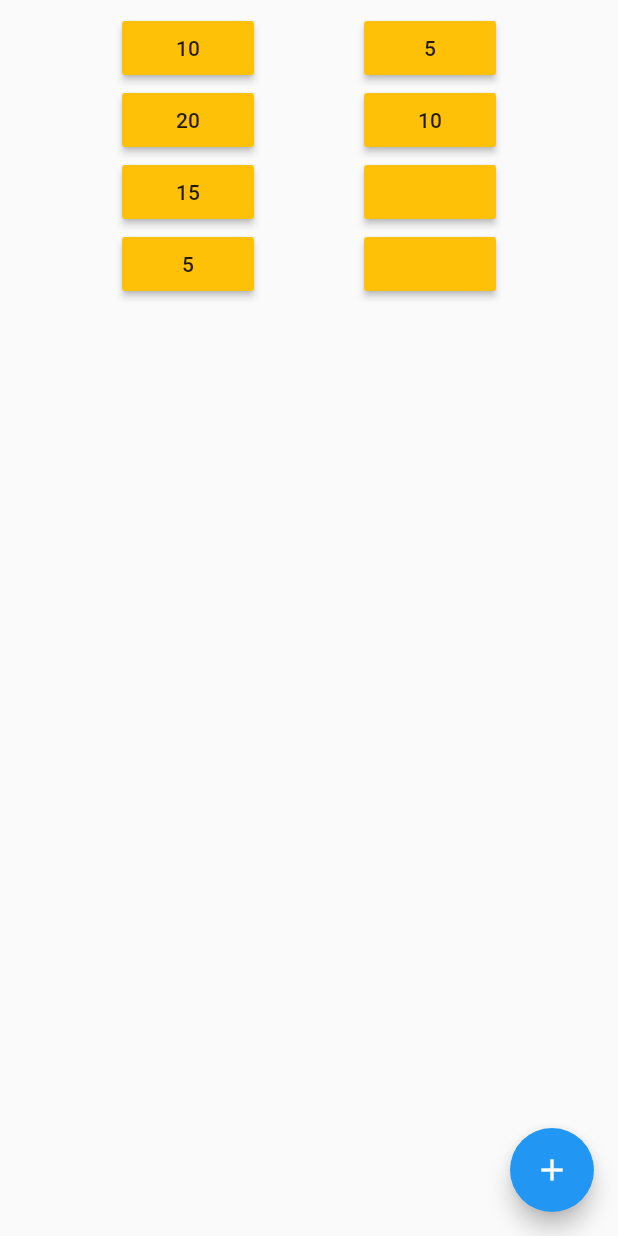
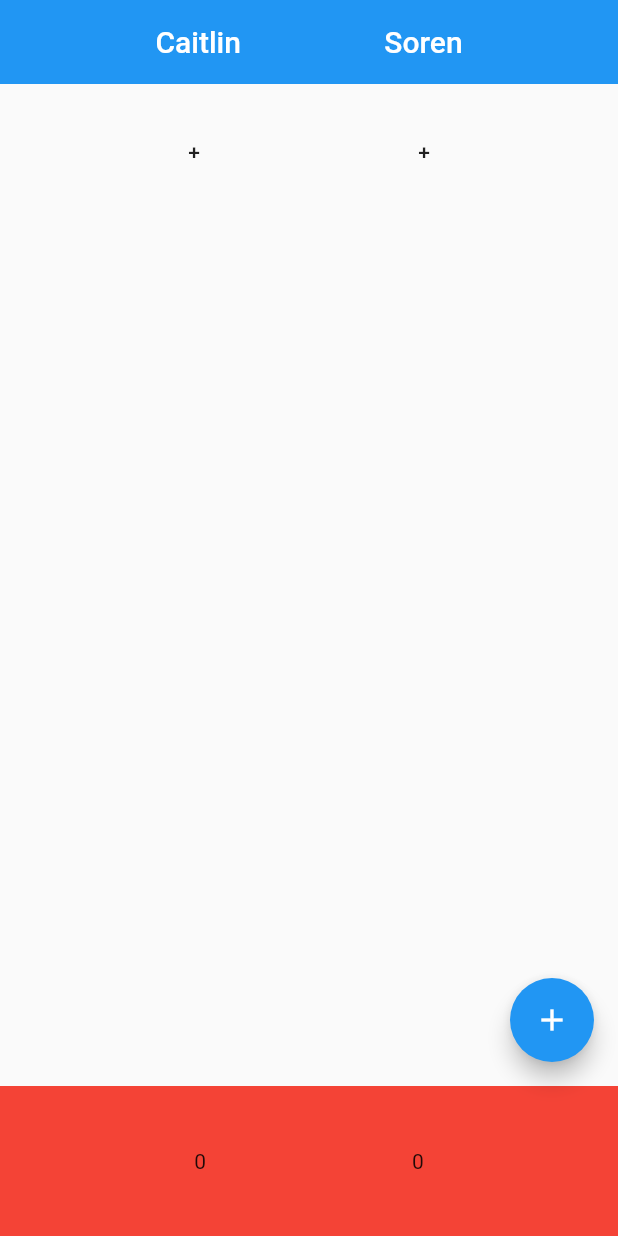
Before and after one commit to sorebear/gamescore, a Flutter app: the screen it shows after launch, on a phone screen of 412 x 824 dp. Run offline on Flutter 3.47's test engine with Material 2 defaults, Android fonts, the phone set to English and light mode, and no system bars.

Commit message:
Added Modal and Scoped Model

```diff
--- a/lib/main.dart
+++ b/lib/main.dart
@@ -1,110 +1,4 @@
 import 'package:flutter/material.dart';
+import 'src/app.dart';
 
-void main() => runApp(MyApp());
-
-class MyApp extends StatelessWidget {
-  // This widget is the root of your application.
-  @override
-  Widget build(BuildContext context) {
-    return MaterialApp(
-      title: 'Flutter Demo',
-      theme: ThemeData(
-        // This is the theme of your application.
-        //
-        // Try running your application with "flutter run". You'll see the
-        // application has a blue toolbar. Then, without quitting the app, try
-        // changing the primarySwatch below to Colors.green and then invoke
-        // "hot reload" (press "r" in the console where you ran "flutter run",
-        // or simply save your changes to "hot reload" in a Flutter IDE).
-        // Notice that the counter didn't reset back to zero; the application
-        // is not restarted.
-        primarySwatch: Colors.blue,
-      ),
-      home: MyHomePage(title: 'Flutter Demo Home Page'),
-    );
-  }
-}
-
-class MyHomePage extends StatefulWidget {
-  MyHomePage({Key key, this.title}) : super(key: key);
-
-  // This widget is the home page of your application. It is stateful, meaning
-  // that it has a State object (defined below) that contains fields that affect
-  // how it looks.
-
-  // This class is the configuration for the state. It holds the values (in this
-  // case the title) provided by the parent (in this case the App widget) and
-  // used by the build method of the State. Fields in a Widget subclass are
-  // always marked "final".
-
-  final String title;
-
-  @override
-  _MyHomePageState createState() => _MyHomePageState();
-}
-
-class _MyHomePageState extends State<MyHomePage> {
-  List<int> _player1Score = [10, 20, 15, 5];
-  List<int> _player2Score = [5, 10];
-
-  int _calculateScore(List<int> numbers) {
-    int _total = 0;
-    numbers.forEach((number) => _total += number);
-    return _total;
-  }
-
-  @override
-  Widget build(BuildContext context) {
-    return Scaffold(
-      body: SafeArea(
-        child: ListView.builder(
-            padding: const EdgeInsets.all(8),
-            itemCount: 4,
-            itemBuilder: (BuildContext context, int index) {
-              return Row(
-                  mainAxisSize: MainAxisSize.max,
-                  mainAxisAlignment: MainAxisAlignment.spaceEvenly,
-                  children: <Widget>[
-                    MaterialButton(
-                      color: Colors.amber,
-                      onPressed: () {},
-                      child: Text(_player1Score.length > index
-                          ? _player1Score[index].toString()
-                          : ''),
-                    ),
-                    MaterialButton(
-                      color: Colors.amber,
-                      onPressed: () {},
-                      child: Text(_player2Score.length > index
-                          ? _player2Score[index].toString()
-                          : ''),
-                    ),
-                  ]);
-            }),
-      ),
-      // bottomNavigationBar: Container(
-      //   color: Colors.red,
-      //   height: 100,
-      //   child: Row(
-      //     children: <Widget>[
-      //       Container(child: Text(_calculateScore(_player1Score).toString())),
-      //       Container(child: Text(_calculateScore(_player2Score).toString())),
-      //     ],
-      //   ),
-      // ),
-      floatingActionButton: FloatingActionButton(
-        onPressed: () {
-          showBottomSheet(
-            context: context,
-            builder: (BuildContext bc) => Container(
-              color: Colors.grey[900],
-              height: 250,
-            ),
-          );
-        },
-        tooltip: 'Increment',
-        child: Icon(Icons.add),
-      ), // This trailing comma makes auto-formatting nicer for build methods.
-    );
-  }
-}
+void main() => runApp(App());
--- a/lib/models/player.dart
+++ /dev/null
@@ -1,8 +0,0 @@
-import 'package:flutter/material.dart';
-
-class Player {
-  final String name;
-  final List<int> score = [];
-
-  Player(this.name);
-}
--- /dev/null
+++ b/lib/src/app.dart
@@ -0,0 +1,19 @@
+import 'package:flutter/material.dart';
+import 'package:scoped_model/scoped_model.dart';
+
+import 'screens/home.dart';
+import 'scoped_models/players_model.dart';
+
+class App extends StatelessWidget {
+  @override
+  Widget build(BuildContext context) {
+    return ScopedModel<PlayersModel>(
+      model: PlayersModel(),
+      child: MaterialApp(
+        title: 'Flutter Demo',
+        theme: ThemeData(primarySwatch: Colors.blue),
+        home: HomeScreen(),
+      ),
+    );
+  }
+}
--- /dev/null
+++ b/lib/src/models/player.dart
@@ -0,0 +1,29 @@
+class Player {
+  final String _name;
+  List<int> _score = [];
+
+  Player(this._name);
+
+  // Getters
+  String get name => _name;
+  List<int> get score => _score;
+  int get numOfTallys => _score.length;
+  int get totalScore => _calculateTotalScore();
+
+  // Setters
+  set add(int number) => _score = _score..add(number);
+
+  String numberAtIndex(index) {
+    if (index < _score.length) {
+      return _score[index].toString();
+    }
+
+    return '';
+  }
+
+  int _calculateTotalScore() {
+    int _total = 0;
+    _score.forEach((number) => _total += number);
+    return _total;
+  }
+}
--- /dev/null
+++ b/lib/src/scoped_models/players_model.dart
@@ -0,0 +1,24 @@
+import 'package:scoped_model/scoped_model.dart';
+import '../models/player.dart';
+
+class PlayersModel extends Model {
+  List<Player> _players = [
+    Player('Caitlin'),
+    Player('Soren'),
+  ];
+
+  List<Player> get players => _players;
+  int get longestListLength => _longestListLengh();
+
+
+  int _longestListLengh() {
+    int _longestList = 0;
+    _players.forEach((player) {
+      if (player.numOfTallys > _longestList) {
+        _longestList = player.numOfTallys;
+      }
+    });
+
+    return _longestList;
+  }
+}
--- /dev/null
+++ b/lib/src/screens/home.dart
@@ -0,0 +1,106 @@
+import 'package:flutter/material.dart';
+import 'package:scoped_model/scoped_model.dart';
+
+import '../widgets/add_dialog.dart';
+import '../models/player.dart';
+import '../scoped_models/players_model.dart';
+
+class HomeScreen extends StatelessWidget {
+
+  List<Widget> _renderButtons(int index, PlayersModel model, context) {
+    return model.players.map((Player player) {
+      return MaterialButton(
+        // color: Colors.amber,
+        onPressed: () {
+          showDialog(
+            context: context,
+            builder: (BuildContext context) => AddDialog(player.name),
+          );
+        },
+        child: index < model.longestListLength
+            ? Text(player.numberAtIndex(index))
+            : Text('+'),
+      );
+    }).toList();
+  }
+
+  List<Widget> _renderTotalScores(PlayersModel model) {
+    return model.players.map((Player player) {
+      return Container(
+        padding: EdgeInsets.all(8),
+        child: Text(player.totalScore.toString()),
+      );
+    }).toList();
+  }
+
+  List<Widget> _renderNames(PlayersModel model) {
+    return model.players.map((Player player) {
+      return Container(
+        padding: EdgeInsets.all(8),
+        child: Text(player.name),
+      );
+    }).toList();
+  }
+
+  @override
+  Widget build(BuildContext context) {
+    return ScopedModelDescendant<PlayersModel>(
+        builder: (BuildContext context, child, PlayersModel model) {
+      return Scaffold(
+        body: SafeArea(
+          child: CustomScrollView(
+            slivers: <Widget>[
+              SliverAppBar(
+                pinned: true,
+                expandedHeight: 50,
+                title: Row(
+                  mainAxisAlignment: MainAxisAlignment.spaceEvenly,
+                  mainAxisSize: MainAxisSize.max,
+                  children: _renderNames(model),
+                ),
+              ),
+              SliverPadding(
+                padding: EdgeInsets.all(20.0),
+                sliver: SliverFixedExtentList(
+                  itemExtent: 50,
+                  delegate: SliverChildBuilderDelegate(
+                    (BuildContext context, int index) {
+                      return Row(
+                        mainAxisSize: MainAxisSize.max,
+                        mainAxisAlignment: MainAxisAlignment.spaceEvenly,
+                        children: _renderButtons(index, model, context),
+                      );
+                    },
+                    childCount: model.longestListLength + 1,
+                  ),
+                ),
+              )
+            ],
+          ),
+        ),
+        bottomNavigationBar: Container(
+          color: Colors.red,
+          height: 100,
+          child: Row(
+            mainAxisSize: MainAxisSize.max,
+            mainAxisAlignment: MainAxisAlignment.spaceEvenly,
+            children: _renderTotalScores(model),
+          ),
+        ),
+        floatingActionButton: FloatingActionButton(
+          onPressed: () {
+            showBottomSheet(
+              context: context,
+              builder: (BuildContext bc) => Container(
+                color: Colors.grey[900],
+                height: 250,
+              ),
+            );
+          },
+          tooltip: 'Increment',
+          child: Icon(Icons.add),
+        ), // This trailing comma makes auto-formatting nicer for build methods.
+      );
+    });
+  }
+}
--- /dev/null
+++ b/lib/src/widgets/add_dialog.dart
@@ -0,0 +1,40 @@
+import 'package:flutter/material.dart';
+
+class AddDialog extends StatelessWidget {
+  final String activePlayer;
+
+  AddDialog(this.activePlayer);
+
+  Row _renderRow(List<dynamic> buttons) {
+    return Row(
+      children: buttons.map((button) {
+        if (button is int) {
+          return RaisedButton(
+            padding: EdgeInsets.all(12),
+            onPressed: () {},
+            child: Text(button.toString()),
+          );
+        }
+
+        else return Spacer();
+      }).toList(),
+    );
+  }
+
+  @override
+  Widget build(BuildContext context) {
+    return SimpleDialog(
+      contentPadding: EdgeInsets.all(12),
+      backgroundColor: Colors.teal,
+      title: Text(
+        this.activePlayer,
+        textAlign: TextAlign.center,
+      ),
+      children: <Widget>[
+        _renderRow([1, 2, 3]),
+        _renderRow([4, 5, 6]),
+        _renderRow([7, 8, 9]),
+      ],
+    );
+  }
+}
--- a/pubspec.yaml
+++ b/pubspec.yaml
@@ -23,6 +23,7 @@ dependencies:
   # The following adds the Cupertino Icons font to your application.
   # Use with the CupertinoIcons class for iOS style icons.
   cupertino_icons: ^0.1.2
+  scoped_model: ^1.0.1
 
 dev_dependencies:
   flutter_test:
```
Also changed, not shown: pubspec.lock, 2 other files.
